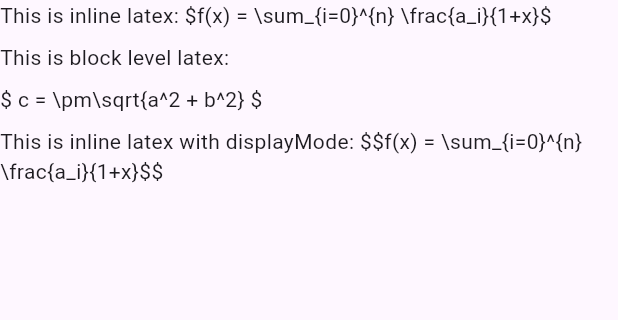
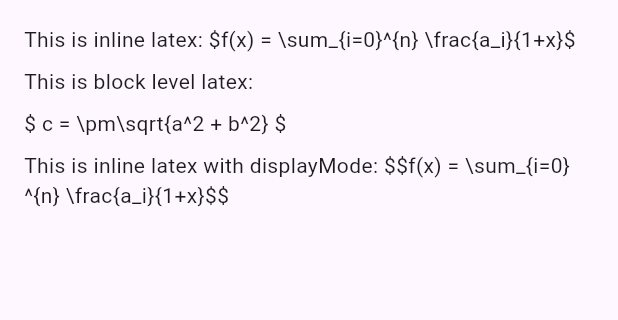
Before and after one commit to xushengs/flutter_markdown_latex, a Flutter app: the screen it shows after launch, on a phone screen of 412 x 824 dp, the part 84-404 px from its top. Run offline on Flutter 3.47's test engine with Material 2 defaults, Android fonts, the phone set to English and light mode, and no system bars; drawn by our look-alikes of flutter_markdown; missing offline and left inert: flutter_math_fork, markdown.

```diff
--- a/example/lib/main.dart
+++ b/example/lib/main.dart
@@ -89,7 +89,9 @@ This is inline latex with displayMode: \$\$f(x) = \\sum_{i=0}^{n} \\frac{a_i}{1+
         // the App.build method, and use it to set our appbar title.
         title: Text(widget.title),
       ),
-      body: MarkdownBody(
+      body: Padding(
+          padding: const EdgeInsets.all(16.0),
+          child: MarkdownBody(
             selectable: true,
             data: text,
             builders: {
@@ -99,7 +101,7 @@ This is inline latex with displayMode: \$\$f(x) = \\sum_{i=0}^{n} \\frac{a_i}{1+
               [LatexBlockSyntax()],
               [LatexInlineSyntax()],
             ),
-      ), // This trailing comma makes auto-formatting nicer for build methods.
+          )), // This trailing comma makes auto-formatting nicer for build methods.
     );
   }
 }
```
Also changed, not shown: doc/img/demo.png (added), 1 other file. Lines whose indentation alone changed are shown as unchanged.
